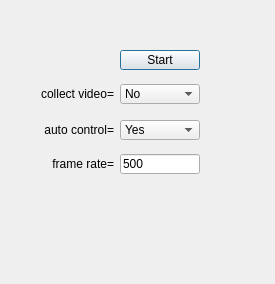
AllenNeuralDynamics/dynamic-foraging-task, file src/foraging_gui/Camera.ui: the form before one commit.
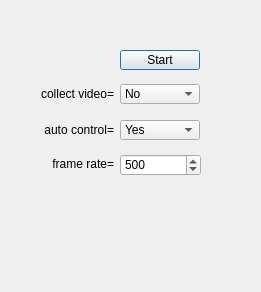
The form after the commit.

Commit message: Add start/stop camera

The edit to the form file:
```diff
--- a/src/foraging_gui/Camera.ui
+++ b/src/foraging_gui/Camera.ui
@@ -6,32 +6,13 @@
    <rect>
     <x>0</x>
     <y>0</y>
-    <width>275</width>
-    <height>284</height>
+    <width>261</width>
+    <height>292</height>
    </rect>
   </property>
   <property name="windowTitle">
    <string>Camera</string>
   </property>
-  <widget class="QLineEdit" name="FrameRate">
-   <property name="geometry">
-    <rect>
-     <x>120</x>
-     <y>154</y>
-     <width>80</width>
-     <height>20</height>
-    </rect>
-   </property>
-   <property name="sizePolicy">
-    <sizepolicy hsizetype="Expanding" vsizetype="Expanding">
-     <horstretch>0</horstretch>
-     <verstretch>0</verstretch>
-    </sizepolicy>
-   </property>
-   <property name="text">
-    <string>500</string>
-   </property>
-  </widget>
   <widget class="QLabel" name="label_6">
    <property name="geometry">
     <rect>
@@ -184,6 +165,62 @@
     </property>
    </item>
   </widget>
+  <widget class="QSpinBox" name="FrameRate">
+   <property name="geometry">
+    <rect>
+     <x>120</x>
+     <y>154</y>
+     <width>81</width>
+     <height>22</height>
+    </rect>
+   </property>
+   <property name="sizePolicy">
+    <sizepolicy hsizetype="Expanding" vsizetype="Expanding">
+     <horstretch>0</horstretch>
+     <verstretch>0</verstretch>
+    </sizepolicy>
+   </property>
+   <property name="maximum">
+    <number>100000</number>
+   </property>
+   <property name="singleStep">
+    <number>5</number>
+   </property>
+   <property name="value">
+    <number>500</number>
+   </property>
+   <property name="displayIntegerBase">
+    <number>10</number>
+   </property>
+  </widget>
+  <widget class="QLabel" name="WarningLabelFileIsInUse">
+   <property name="geometry">
+    <rect>
+     <x>50</x>
+     <y>210</y>
+     <width>171</width>
+     <height>51</height>
+    </rect>
+   </property>
+   <property name="sizePolicy">
+    <sizepolicy hsizetype="Expanding" vsizetype="Expanding">
+     <horstretch>0</horstretch>
+     <verstretch>0</verstretch>
+    </sizepolicy>
+   </property>
+   <property name="text">
+    <string/>
+   </property>
+   <property name="textFormat">
+    <enum>Qt::AutoText</enum>
+   </property>
+   <property name="scaledContents">
+    <bool>false</bool>
+   </property>
+   <property name="alignment">
+    <set>Qt::AlignLeading|Qt::AlignLeft|Qt::AlignVCenter</set>
+   </property>
+  </widget>
  </widget>
  <resources/>
  <connections/>
```
The commit also changes 6 other files.
